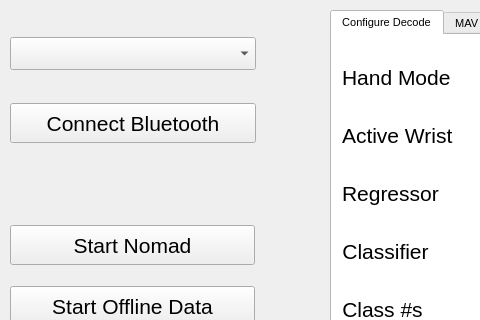
The window that WiSSCI.ui (woodjosh/WiSSCI-GUI) describes before a commit, drawn with Qt 5; both pictures show x 0 to 480 and y 0 to 320 of the 875 by 654 pixel window.
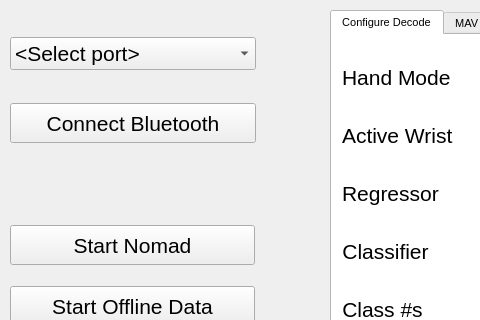
The same window after the commit. Icons and pictures are not drawn. Custom widgets are drawn as their Qt base class.

Commit message: Fixed to handle multiple plugged in COM ports.

What changed in the file:
```diff
--- a/WiSSCI.ui
+++ b/WiSSCI.ui
@@ -984,6 +984,11 @@
          <pointsize>16</pointsize>
         </font>
        </property>
+       <item>
+        <property name="text">
+         <string>&lt;Select port&gt;</string>
+        </property>
+       </item>
       </widget>
      </item>
     </layout>
```
The commit also changes 2 other files.
